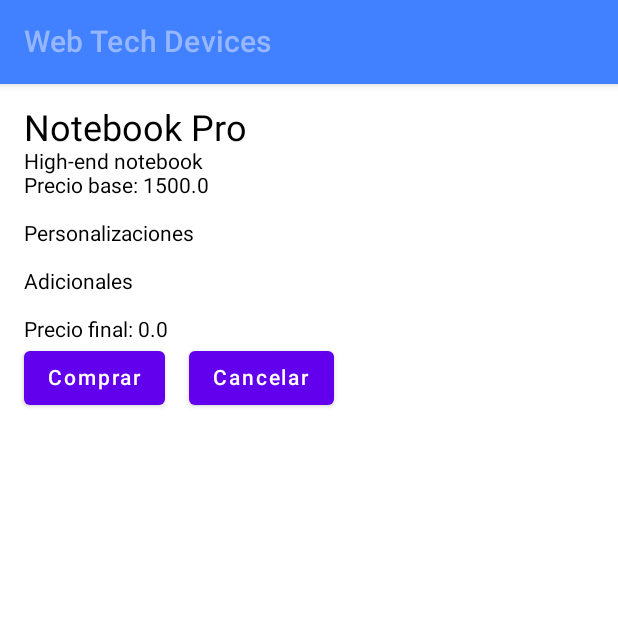
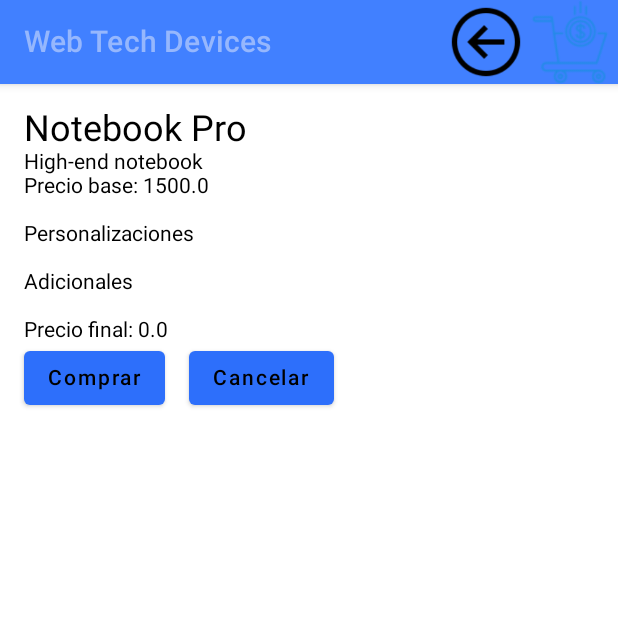
Before and after one commit to FrancoNarvaez/webTechDevices, an Android app built with Jetpack Compose: the ProductsScreen screen opened through its navigation route, after a tap on "Seleccionar", on a phone screen of 412 x 824 dp, the top half of it. Run offline under Robolectric (Android 15) with nearby library versions, the phone set to English and light mode, and no system bars; our stand-ins replace Compose Multiplatform resources.

Commit message:
Login reformateado, carro de compras en proceso

```diff
--- a/composeApp/src/androidMain/kotlin/um/edu/ar/MainActivity.kt
+++ b/composeApp/src/androidMain/kotlin/um/edu/ar/MainActivity.kt
@@ -4,20 +4,23 @@ import android.annotation.SuppressLint
 import android.os.Bundle
 import androidx.activity.ComponentActivity
 import androidx.activity.compose.setContent
+import androidx.compose.foundation.layout.Box
+import androidx.compose.foundation.layout.fillMaxSize
 import androidx.compose.material.Scaffold
 import androidx.compose.material.Text
-import androidx.compose.runtime.LaunchedEffect
-import androidx.compose.runtime.collectAsState
-import androidx.compose.runtime.snapshotFlow
+import androidx.compose.runtime.*
+import androidx.compose.ui.Modifier
 import androidx.lifecycle.viewmodel.compose.viewModel
+import androidx.navigation.NavController
 import androidx.navigation.compose.NavHost
 import androidx.navigation.compose.composable
 import androidx.navigation.compose.rememberNavController
-import um.edu.ar.ui.login.ui.LoginScreen
-import um.edu.ar.ui.login.ui.LoginViewModel
-import um.edu.ar.ui.mainPage.CustomizeProductScreen
-import um.edu.ar.ui.mainPage.ProductViewModel
-import um.edu.ar.ui.mainPage.ProductsScreen
+import um.edu.ar.ui.login.LoginScreen
+import um.edu.ar.ui.login.LoginViewModel
+import um.edu.ar.ui.product.CustomizeProductScreen
+import um.edu.ar.ui.product.ProductViewModel
+import um.edu.ar.ui.product.ProductsScreen
+import um.edu.ar.ui.cartshopp.CartViewModel
 import um.edu.ar.ui.scaffold.Toolbar
 
 class MainActivity : ComponentActivity() {
@@ -26,62 +29,32 @@ class MainActivity : ComponentActivity() {
         super.onCreate(savedInstanceState)
         setContent {
             val navController = rememberNavController()
+            val loginViewModel: LoginViewModel = viewModel()
             val productViewModel: ProductViewModel = viewModel()
+            val cartViewModel: CartViewModel = viewModel()
 
             Scaffold(topBar = { Toolbar() }, content = {
+                Box(modifier = Modifier.fillMaxSize()) {
                     NavHost(navController = navController, startDestination = "login") {
-
-                    // Pantalla de login
                         composable("login") {
-                        val loginViewModel = LoginViewModel()
                             LoginScreen(viewModel = loginViewModel)
-
-                        LaunchedEffect(Unit) {
-                            loginViewModel.navigationState.collect { state ->
-                                if (state == "ProductListView") {
-                                    navController.navigate("ProductListView") {
-                                        popUpTo("login") { inclusive = true }
                         }
-                                }
-                            }
-                        }
-                    }
-
-                    // Pantalla de lista de productos
                         composable("ProductListView") {
                             productViewModel.loadProducts()
                             ProductsScreen(viewModel = productViewModel)
-
-                        val navigationState = productViewModel.navigationState.collectAsState().value
-                        LaunchedEffect(navigationState) {
-                            snapshotFlow { navigationState }
-                                .collect { state ->
-                                    if (state == "CustomizeProductView") {
-                                        navController.navigate("CustomizeProductView")
                         }
-                                }
-                        }
-                    }
-
-                    // Pantalla de personalización del producto
                         composable("CustomizeProductView") {
                             val selectedProduct = productViewModel.selectedProduct.collectAsState().value
                             if (selectedProduct != null) {
                                 CustomizeProductScreen(
                                     device = selectedProduct,
                                     finalPrice = productViewModel.finalPrice.collectAsState().value,
-                                onAddonToggle = { addon ->
-                                    productViewModel.onAddonToggle(addon)
-                                },
-                                onCancelClick = {
-                                    // Acción de cancelar
-                                },
+                                    onAddonToggle = { addon -> productViewModel.onAddonToggle(addon) },
+                                    onCancelClick = { productViewModel.onCancelCustomization() },
                                     onCustomizationChange = { customization, option ->
                                         productViewModel.onCustomizationChange(customization, option)
                                     },
-                                onPurchaseClick = {
-                                    // Acción de compra
-                                },
+                                    onPurchaseClick = { /* Acción de compra */ },
                                     selectedAddons = productViewModel.selectedAddons.collectAsState().value,
                                     selectedCustomizations = productViewModel.selectedCustomizations.collectAsState().value
                                 )
@@ -90,7 +63,50 @@ class MainActivity : ComponentActivity() {
                             }
                         }
                     }
+
+                    val isCartVisible by cartViewModel.isCartVisible.collectAsState()
+                    if (isCartVisible) {
+                        Box(modifier = Modifier.fillMaxSize()) {
+                            Text("Vista de compra")
+                        }
+                    }
+
+                    NavigationEffects(loginViewModel, productViewModel, navController)
+                }
             })
         }
     }
 }
+
+@Composable
+fun NavigationEffects(
+    loginViewModel: LoginViewModel,
+    productViewModel: ProductViewModel,
+    navController: NavController
+) {
+    val loginState by loginViewModel.navigationState.collectAsState()
+    LaunchedEffect(loginState) {
+        snapshotFlow { loginState }
+            .collect { state ->
+                if (state == "ProductListView") {
+                    navController.navigate("ProductListView") {
+                        popUpTo("login") { inclusive = true }
+                    }
+                }
+            }
+    }
+
+    val productState by productViewModel.navigationState.collectAsState()
+    LaunchedEffect(productState) {
+        snapshotFlow { productState }
+            .collect { state ->
+                if (state == "CustomizeProductView") {
+                    navController.navigate("CustomizeProductView")
+                } else if (state == "ProductListView") {
+                    navController.navigate("ProductListView") {
+                        popUpTo("CustomizeProductView") { inclusive = true }
+                    }
+                }
+            }
+    }
+}
--- /dev/null
+++ b/composeApp/src/commonMain/kotlin/um/edu/ar/ui/cartshopp/CartViewModel.kt
@@ -0,0 +1,14 @@
+package um.edu.ar.ui.cartshopp
+
+import androidx.lifecycle.ViewModel
+import kotlinx.coroutines.flow.MutableStateFlow
+import kotlinx.coroutines.flow.StateFlow
+
+class CartViewModel : ViewModel() {
+    private val _isCartVisible = MutableStateFlow(false)
+    val isCartVisible: StateFlow<Boolean> = _isCartVisible
+
+    fun onCartButtonClick() {
+        _isCartVisible.value = !_isCartVisible.value
+    }
+}
--- a/composeApp/src/commonMain/kotlin/um/edu/ar/ui/login/ui/LoginScreen.kt
+++ b/composeApp/src/commonMain/kotlin/um/edu/ar/ui/login/LoginScreen.kt
@@ -1,4 +1,4 @@
-package um.edu.ar.ui.login.ui
+package um.edu.ar.ui.login
 
 import androidx.compose.foundation.Image
 import androidx.compose.foundation.background
@@ -50,7 +50,6 @@ fun LoginScreen(viewModel: LoginViewModel) {
         LoginContent(viewModel)
     }
 }
-
 
 @Composable
 fun LoginContent(viewModel: LoginViewModel) {
--- a/composeApp/src/commonMain/kotlin/um/edu/ar/ui/login/ui/LoginViewModel.kt
+++ b/composeApp/src/commonMain/kotlin/um/edu/ar/ui/login/LoginViewModel.kt
@@ -1,9 +1,8 @@
-package um.edu.ar.ui.login.ui
+package um.edu.ar.ui.login
 
 import androidx.lifecycle.ViewModel
 import kotlinx.coroutines.flow.MutableStateFlow
 import kotlinx.coroutines.flow.StateFlow
-
 
 class LoginViewModel : ViewModel() {
     private val _email = MutableStateFlow("")
@@ -30,11 +29,10 @@ class LoginViewModel : ViewModel() {
     private fun isValidEmail(email: String): Boolean = email.contains("@") && email.contains(".")
 
     private fun isValidPassword(password: String): Boolean = password.length >= 6
+
     fun onLoginSelected() {
         _isLoading.value = true
         _navigationState.value = "ProductListView"
         _isLoading.value = false
-
     }
-
 }
--- a/composeApp/src/commonMain/kotlin/um/edu/ar/ui/mainPage/CustomizeProductView.kt
+++ b/composeApp/src/commonMain/kotlin/um/edu/ar/ui/product/CustomizeProductView.kt
@@ -1,4 +1,4 @@
-package um.edu.ar.ui.mainPage
+package um.edu.ar.ui.product
 
 import androidx.compose.foundation.layout.Column
 import androidx.compose.foundation.layout.Row
@@ -8,6 +8,7 @@ import androidx.compose.foundation.layout.height
 import androidx.compose.foundation.layout.padding
 import androidx.compose.foundation.layout.width
 import androidx.compose.material.Button
+import androidx.compose.material.ButtonDefaults
 import androidx.compose.material.Checkbox
 import androidx.compose.material.MaterialTheme
 import androidx.compose.material.RadioButton
@@ -18,6 +19,7 @@ import androidx.compose.ui.unit.dp
 import um.edu.ar.clases.Adicional
 import um.edu.ar.clases.Device
 import um.edu.ar.clases.OpcionPersonalizacion
+import um.edu.ar.ui.theme.BackgroundColorBlue
 
 @Composable
 fun CustomizeProductScreen(
@@ -68,11 +70,11 @@ fun CustomizeProductScreen(
 
         // Botones de compra y cancelar
         Row {
-            Button(onClick = onPurchaseClick) {
+            Button(onClick = onPurchaseClick, colors = ButtonDefaults.buttonColors(backgroundColor = BackgroundColorBlue)) {
                 Text("Comprar")
             }
             Spacer(modifier = Modifier.width(16.dp))
-            Button(onClick = onCancelClick) {
+            Button(onClick = onCancelClick, colors = ButtonDefaults.buttonColors(backgroundColor = BackgroundColorBlue)) {
                 Text("Cancelar")
             }
         }
--- a/composeApp/src/commonMain/kotlin/um/edu/ar/ui/mainPage/ProductViewModel.kt
+++ b/composeApp/src/commonMain/kotlin/um/edu/ar/ui/product/ProductViewModel.kt
@@ -1,4 +1,4 @@
-package um.edu.ar.ui.mainPage
+package um.edu.ar.ui.product
 
 import androidx.lifecycle.ViewModel
 import kotlinx.coroutines.flow.MutableStateFlow
@@ -14,16 +14,14 @@ class ProductViewModel : ViewModel() {
     private val _isLoading = MutableStateFlow(false)
     val isLoading: StateFlow<Boolean> = _isLoading
 
-    private val _navigationState = MutableStateFlow("ProductListView")
+    private val _navigationState = MutableStateFlow("login")
     val navigationState: StateFlow<String> = _navigationState
 
     private val _selectedProduct = MutableStateFlow<Device?>(null)
     val selectedProduct: StateFlow<Device?> = _selectedProduct
 
-    private val _selectedCustomizations =
-        MutableStateFlow<Map<String, OpcionPersonalizacion>>(emptyMap())
-    val selectedCustomizations: StateFlow<Map<String, OpcionPersonalizacion>> =
-        _selectedCustomizations
+    private val _selectedCustomizations = MutableStateFlow<Map<String, OpcionPersonalizacion>>(emptyMap())
+    val selectedCustomizations: StateFlow<Map<String, OpcionPersonalizacion>> = _selectedCustomizations
 
     private val _selectedAddons = MutableStateFlow<List<Adicional>>(emptyList())
     val selectedAddons: StateFlow<List<Adicional>> = _selectedAddons
@@ -33,37 +31,16 @@ class ProductViewModel : ViewModel() {
 
     fun loadProducts() {
         _isLoading.value = true
-        // Simula la carga de productos desde un endpoint
         _products.value = listOf(
-            Device(
-                1,
-                "001",
-                "Notebook Pro",
-                "High-end notebook",
-                1500.0,
-                "USD",
-                listOf(),
-                listOf(),
-                listOf()
-            ), Device(
-                2,
-                "002",
-                "Tablet X",
-                "Affordable tablet",
-                500.0,
-                "USD",
-                listOf(),
-                listOf(),
-                listOf()
-            )
+            Device(1, "001", "Notebook Pro", "High-end notebook", 1500.0, "USD", listOf(), listOf(), listOf()),
+            Device(2, "002", "Tablet X", "Affordable tablet", 500.0, "USD", listOf(), listOf(), listOf())
         )
         _isLoading.value = false
     }
 
     fun onProductSelected(product: Device) {
         _selectedProduct.value = product
-        _navigationState.value =
-            "CustomizeProductView"  // Actualiza el estado para navegar a la pantalla de personalización
+        _navigationState.value = "CustomizeProductView"
     }
 
     fun onCustomizationChange(customization: String, option: OpcionPersonalizacion) {
@@ -90,4 +67,14 @@ class ProductViewModel : ViewModel() {
         val addonsPrice = _selectedAddons.value.sumOf { it.precio }
         _finalPrice.value = basePrice + customizationsPrice + addonsPrice
     }
+
+    fun onCancelCustomization() {
+        _navigationState.value = "ProductListView"
+    }
+
+    fun onBackButtonClick() {
+        if (_navigationState.value contentEquals "CustomizeProductView"){
+            _navigationState.value = "ProductListView"
+        }
+    }
 }
--- a/composeApp/src/commonMain/kotlin/um/edu/ar/ui/mainPage/ProductsView.kt
+++ b/composeApp/src/commonMain/kotlin/um/edu/ar/ui/product/ProductsView.kt
@@ -1,4 +1,4 @@
-package um.edu.ar.ui.mainPage
+package um.edu.ar.ui.product
 
 import androidx.compose.foundation.layout.Box
 import androidx.compose.foundation.layout.Column
@@ -7,6 +7,7 @@ import androidx.compose.foundation.layout.fillMaxWidth
 import androidx.compose.foundation.layout.padding
 import androidx.compose.foundation.lazy.LazyColumn
 import androidx.compose.material.Button
+import androidx.compose.material.ButtonDefaults
 import androidx.compose.material.Card
 import androidx.compose.material.CircularProgressIndicator
 import androidx.compose.material.MaterialTheme
@@ -19,6 +20,7 @@ import androidx.compose.ui.Modifier
 import androidx.compose.ui.unit.dp
 import kotlinx.coroutines.launch
 import um.edu.ar.clases.Device
+import um.edu.ar.ui.theme.*
 
 @Composable
 fun ProductsScreen(viewModel: ProductViewModel) {
@@ -52,7 +54,7 @@ fun ProductListView(products: List<Device>, onSelectProduct: (Device) -> Unit) {
                     Text(text = product.nombre, style = MaterialTheme.typography.h6)
                     Text(text = product.descripcion, style = MaterialTheme.typography.body2)
                     Text(text = "Precio base: ${product.precioBase} ${product.moneda}")
-                    Button(onClick = { onSelectProduct(product) }) {
+                    Button(onClick = { onSelectProduct(product) }, colors = ButtonDefaults.buttonColors(backgroundColor = BackgroundColorBlue)) {
                         Text("Seleccionar")
                     }
                 }
--- a/composeApp/src/commonMain/kotlin/um/edu/ar/ui/scaffold/Scaffold.kt
+++ b/composeApp/src/commonMain/kotlin/um/edu/ar/ui/scaffold/Scaffold.kt
@@ -1,14 +1,41 @@
 package um.edu.ar.ui.scaffold
 
-
+import androidx.lifecycle.viewmodel.compose.viewModel
+import androidx.compose.foundation.Image
+import androidx.compose.material.IconButton
 import androidx.compose.material.Text
 import androidx.compose.material.TopAppBar
 import androidx.compose.runtime.Composable
 import androidx.compose.ui.graphics.Color
+import um.edu.ar.ui.cartshopp.CartViewModel
+import um.edu.ar.ui.product.ProductViewModel
 import um.edu.ar.ui.theme.*
+import webtechdevices.composeapp.generated.resources.Res
+import webtechdevices.composeapp.generated.resources.icons8_back_96
+import webtechdevices.composeapp.generated.resources.icons8_shopping_cart_64
+
+@Composable
+fun Toolbar() {
+    val productViewModel: ProductViewModel = viewModel()
+    val cartViewModel: CartViewModel = viewModel()
 
 
-@Composable
-fun Toolbar(){
-    TopAppBar(title = { Text(text = "Web Tech Devices", color = Color(MegaLightBlue.value)) }, backgroundColor = Color(BackgoundLightBlue.value) )
+    TopAppBar(
+        title = { Text(text = "Web Tech Devices", color = Color(MegaLightBlue.value)) },
+        backgroundColor = Color(BackgoundLightBlue.value),
+        actions = {
+            IconButton(onClick = { productViewModel.onBackButtonClick() }) {
+                Image(
+                    painter = org.jetbrains.compose.resources.painterResource(Res.drawable.icons8_back_96),
+                    contentDescription = "Back"
+                )
+            }
+            IconButton(onClick = { cartViewModel.onCartButtonClick() }) {
+                Image(
+                    painter = org.jetbrains.compose.resources.painterResource(Res.drawable.icons8_shopping_cart_64),
+                    contentDescription = "Cart"
+                )
+            }
+        }
+    )
 }
```
Also changed, not shown: composeApp/build.gradle.kts (+3 -7 lines), gradle/libs.versions.toml (+4 -15 lines), composeApp/src/commonMain/composeResources/drawable/icons8-back-96.png (added), composeApp/src/commonMain/composeResources/drawable/icons8-shopping-cart-64.png (added), composeApp/src/commonMain/kotlin/um/edu/ar/ui/mainPage/mainPage.kt (added). Lines whose indentation alone changed are shown as unchanged.
